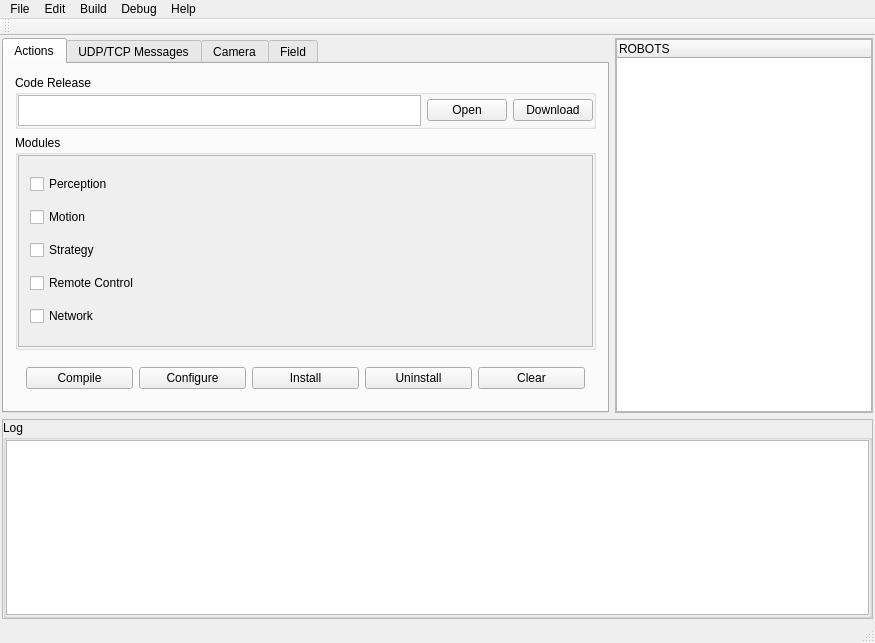
Before: the Qt Designer form supervisorio/mainwindow.ui in pedrohsreis/Supervisorio, drawn with Qt 5.
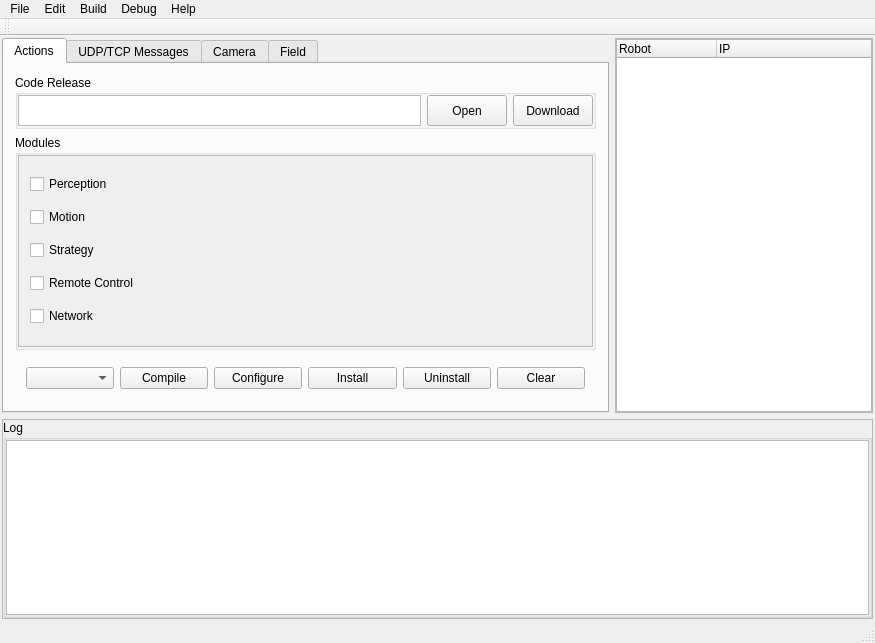
After: the same form once the commit is applied. Icons and pictures are not drawn.

What changed in the file:
```diff
--- a/supervisorio/mainwindow.ui
+++ b/supervisorio/mainwindow.ui
@@ -185,6 +185,12 @@
                  </item>
                  <item>
                   <widget class="QPushButton" name="btnSelectCodeRelease">
+                   <property name="sizePolicy">
+                    <sizepolicy hsizetype="Minimum" vsizetype="Preferred">
+                     <horstretch>0</horstretch>
+                     <verstretch>0</verstretch>
+                    </sizepolicy>
+                   </property>
                    <property name="text">
                     <string>Open</string>
                    </property>
@@ -192,6 +198,12 @@
                  </item>
                  <item>
                   <widget class="QPushButton" name="btnDownloadGithub">
+                   <property name="sizePolicy">
+                    <sizepolicy hsizetype="Minimum" vsizetype="Preferred">
+                     <horstretch>0</horstretch>
+                     <verstretch>0</verstretch>
+                    </sizepolicy>
+                   </property>
                    <property name="text">
                     <string>Download</string>
                    </property>
@@ -321,8 +333,17 @@
                  </sizepolicy>
                 </property>
                 <layout class="QHBoxLayout" name="layoutCodeActions">
+                 <item>
+                  <widget class="QComboBox" name="comboToolchain"/>
+                 </item>
                  <item>
                   <widget class="QPushButton" name="btnCompile">
+                   <property name="sizePolicy">
+                    <sizepolicy hsizetype="Minimum" vsizetype="Preferred">
+                     <horstretch>0</horstretch>
+                     <verstretch>0</verstretch>
+                    </sizepolicy>
+                   </property>
                    <property name="text">
                     <string>Compile</string>
                    </property>
@@ -330,6 +351,12 @@
                  </item>
                  <item>
                   <widget class="QPushButton" name="btnConfigure">
+                   <property name="sizePolicy">
+                    <sizepolicy hsizetype="Minimum" vsizetype="Preferred">
+                     <horstretch>0</horstretch>
+                     <verstretch>0</verstretch>
+                    </sizepolicy>
+                   </property>
                    <property name="text">
                     <string>Configure</string>
                    </property>
@@ -337,6 +364,12 @@
                  </item>
                  <item>
                   <widget class="QPushButton" name="btnInstall">
+                   <property name="sizePolicy">
+                    <sizepolicy hsizetype="Minimum" vsizetype="Preferred">
+                     <horstretch>0</horstretch>
+                     <verstretch>0</verstretch>
+                    </sizepolicy>
+                   </property>
                    <property name="text">
                     <string>Install</string>
                    </property>
@@ -344,6 +377,12 @@
                  </item>
                  <item>
                   <widget class="QPushButton" name="btnUninstall">
+                   <property name="sizePolicy">
+                    <sizepolicy hsizetype="Minimum" vsizetype="Preferred">
+                     <horstretch>0</horstretch>
+                     <verstretch>0</verstretch>
+                    </sizepolicy>
+                   </property>
                    <property name="text">
                     <string>Uninstall</string>
                    </property>
@@ -351,6 +390,12 @@
                  </item>
                  <item>
                   <widget class="QPushButton" name="btnClear">
+                   <property name="sizePolicy">
+                    <sizepolicy hsizetype="Minimum" vsizetype="Preferred">
+                     <horstretch>0</horstretch>
+                     <verstretch>0</verstretch>
+                    </sizepolicy>
+                   </property>
                    <property name="text">
                     <string>Clear</string>
                    </property>
@@ -680,7 +725,12 @@
              </property>
              <column>
               <property name="text">
-               <string>ROBOTS</string>
+               <string>Robot</string>
+              </property>
+             </column>
+             <column>
+              <property name="text">
+               <string>IP</string>
               </property>
              </column>
             </widget>
```
Left out of the diff: 9 changed lines with no effect on the pictures.
